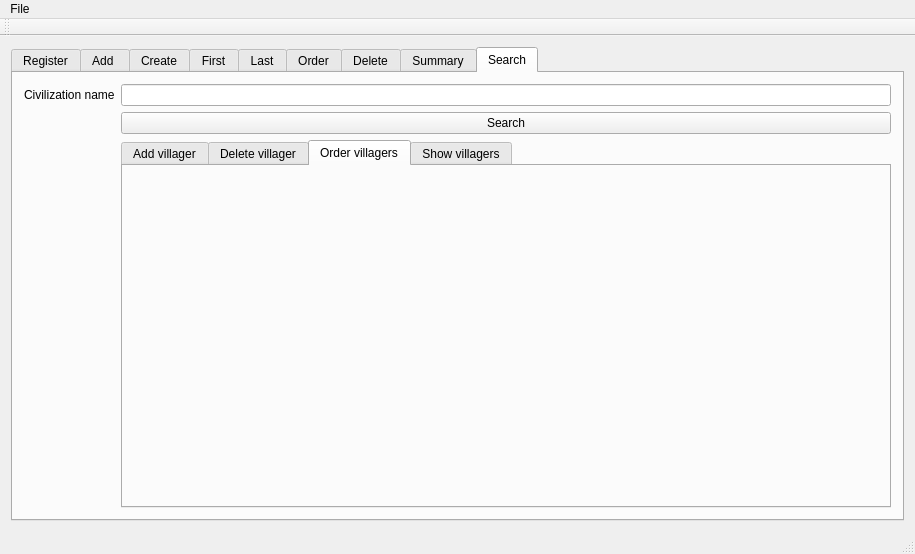
The window that Interfaz/interfaz/mainwindow.ui (Burinson/civilization) describes before a commit, drawn with Qt 5.
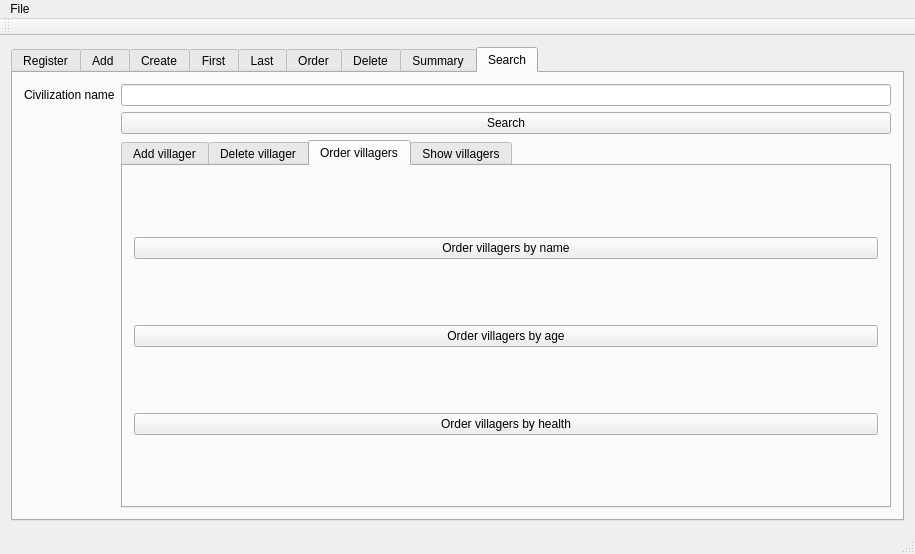
The same window after the commit. The open tabs and pages were chosen to show the change.

Commit message: Finished order villager functions

```diff
--- a/Interfaz/interfaz/mainwindow.ui
+++ b/Interfaz/interfaz/mainwindow.ui
@@ -15,7 +15,7 @@
   </property>
   <widget class="QWidget" name="centralWidget">
    <layout class="QGridLayout" name="gridLayout">
-    <item row="1" column="0" colspan="2">
+    <item row="0" column="0">
      <widget class="QTabWidget" name="tabWidget">
       <property name="currentIndex">
        <number>8</number>
@@ -452,6 +452,29 @@
            <attribute name="title">
             <string>Order villagers</string>
            </attribute>
+           <layout class="QGridLayout" name="gridLayout_16">
+            <item row="0" column="0">
+             <widget class="QPushButton" name="order_villagers_name_submit">
+              <property name="text">
+               <string>Order villagers by name</string>
+              </property>
+             </widget>
+            </item>
+            <item row="1" column="0">
+             <widget class="QPushButton" name="order_villagers_age_submit">
+              <property name="text">
+               <string>Order villagers by age</string>
+              </property>
+             </widget>
+            </item>
+            <item row="2" column="0">
+             <widget class="QPushButton" name="order_villagers_by_health">
+              <property name="text">
+               <string>Order villagers by health</string>
+              </property>
+             </widget>
+            </item>
+           </layout>
           </widget>
           <widget class="QWidget" name="tab_13">
            <attribute name="title">
```
Left out of the diff: 2 changed lines with no effect on the pictures. The commit also changes 16 other files.
